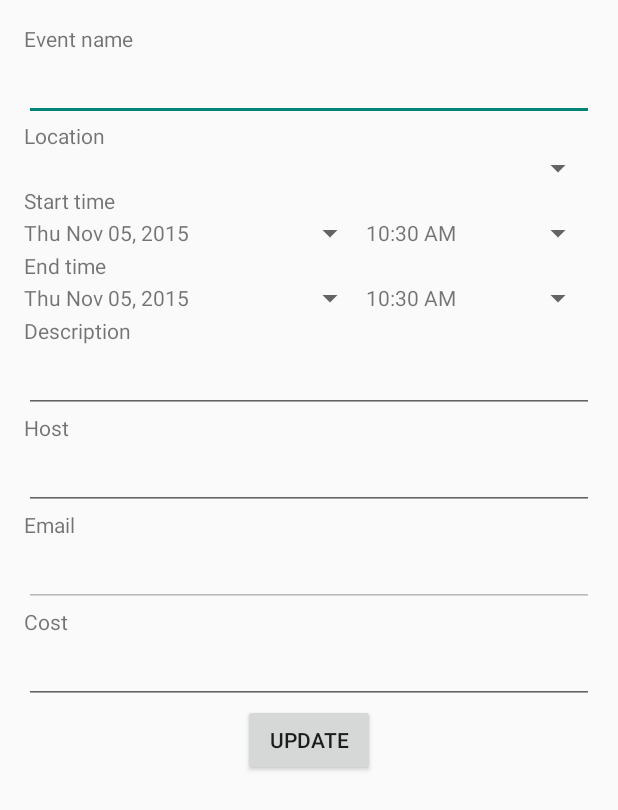
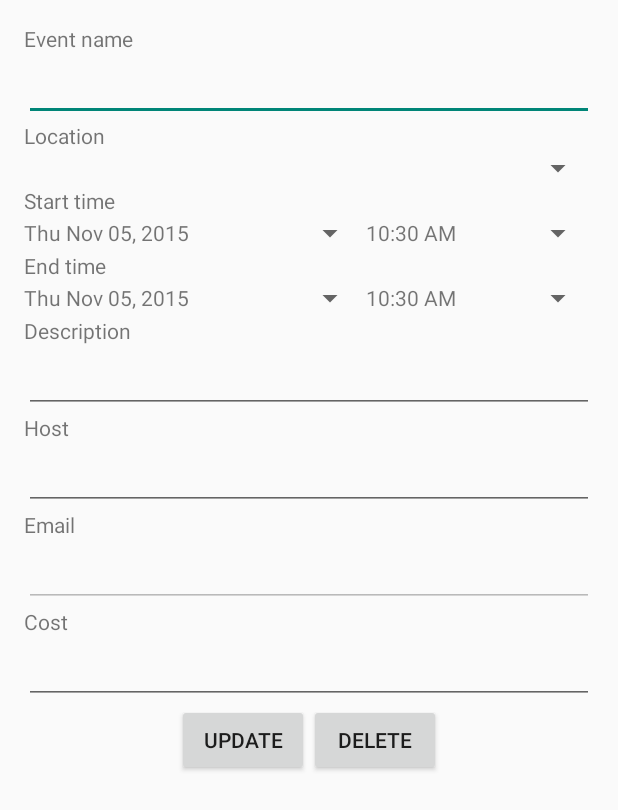
Before and after one commit to sakunahime/11.19.15cs442Team5, an Android app: the UpdateActivity screen opened directly, with no data from a screen before it, on a phone screen of 412 x 824 dp. Shown: the top 810 px of the screen. Run offline under Robolectric (Android 15) with nearby library versions, the phone set to English and light mode, and no system bars; 12 statements that could not run were skipped.

```diff
--- a/app/src/main/java/team5_project/cs442/eventorganizer/event/EventListViewActivity.java
+++ b/app/src/main/java/team5_project/cs442/eventorganizer/event/EventListViewActivity.java
@@ -40,6 +40,8 @@ public class EventListViewActivity extends BaseActivity {
     protected void onResume() {
         super.onResume();
         int resID = R.layout.event_info_list_view;
+        Log.d("Key: ", mTuple.getKey());
+        Log.d("Value: ", mTuple.getValue());
         final List<Event> events = Database.readList(mTuple.getKey(), mTuple.getValue());
         EventAdapterForListViewActivity eventAdapterForEventInfo = new EventAdapterForListViewActivity(this, resID, events);
 
--- a/app/src/main/java/team5_project/cs442/eventorganizer/event/UpdateActivity.java
+++ b/app/src/main/java/team5_project/cs442/eventorganizer/event/UpdateActivity.java
@@ -38,7 +38,9 @@ public class UpdateActivity extends BaseActivity implements View.OnClickListener
     private EditText mEditDesc;
     private EditText mEditHost;
     private EditText mEditCost;
+
     private Button mBtnUpdate;
+    private Button mBtnDelete;
 
     private DatePickerDialog mStartDateDialog;
     private TimePickerDialog mStartTimeDialog;
@@ -68,6 +70,7 @@ public class UpdateActivity extends BaseActivity implements View.OnClickListener
         mEditHost = (EditText)findViewById(R.id.editUpdateHost);
         mEditCost = (EditText)findViewById(R.id.editUpdateCost);
         mBtnUpdate = (Button)findViewById(R.id.btnUpdate);
+        mBtnDelete = (Button)findViewById(R.id.btnDelete);
 
         mEditName.setText(mEvent.getmEventName());
         initLocation();
@@ -83,6 +86,7 @@ public class UpdateActivity extends BaseActivity implements View.OnClickListener
         if (mEvent.getmEventCreator().equals(email)) {
             initEditDate();
             mBtnUpdate.setOnClickListener(this);
+            mBtnDelete.setOnClickListener(this);
         } else {
             mEditName.setEnabled(false);
             mSpinnerLoc.setEnabled(false);
@@ -94,6 +98,7 @@ public class UpdateActivity extends BaseActivity implements View.OnClickListener
             mEditHost.setEnabled(false);
             mEditCost.setEnabled(false);
             mBtnUpdate.setEnabled(false);
+            mBtnDelete.setEnabled(false);
         }
     }
 
@@ -109,6 +114,9 @@ public class UpdateActivity extends BaseActivity implements View.OnClickListener
             mEndTimeDialog.show();
         } else if (v == mBtnUpdate) {
             updateEvent();
+        } else if (v == mBtnDelete) {
+            Database.delete(mEvent.getmEventId());
+            finish();
         }
     }
 
--- a/app/src/main/res/layout/activity_update.xml
+++ b/app/src/main/res/layout/activity_update.xml
@@ -231,6 +231,12 @@
                         android:text="Update"
                         android:id="@+id/btnUpdate" />
 
+                    <Button
+                        android:layout_width="wrap_content"
+                        android:layout_height="wrap_content"
+                        android:text="Delete"
+                        android:id="@+id/btnDelete" />
+
                 </LinearLayout>
             </RelativeLayout>
         </LinearLayout>
```
Also changed, not shown: app/src/main/java/team5_project/cs442/eventorganizer/MapsActivity.java (+4 -7 lines), app/src/main/java/team5_project/cs442/eventorganizer/event/Tuple.java (+8 -7 lines).
